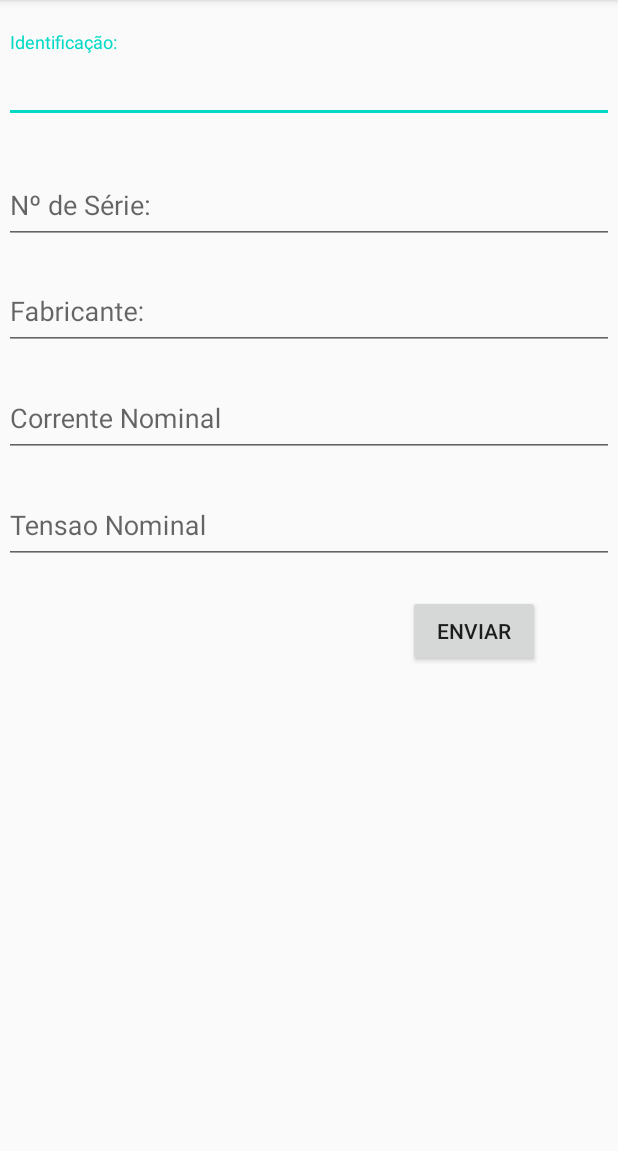
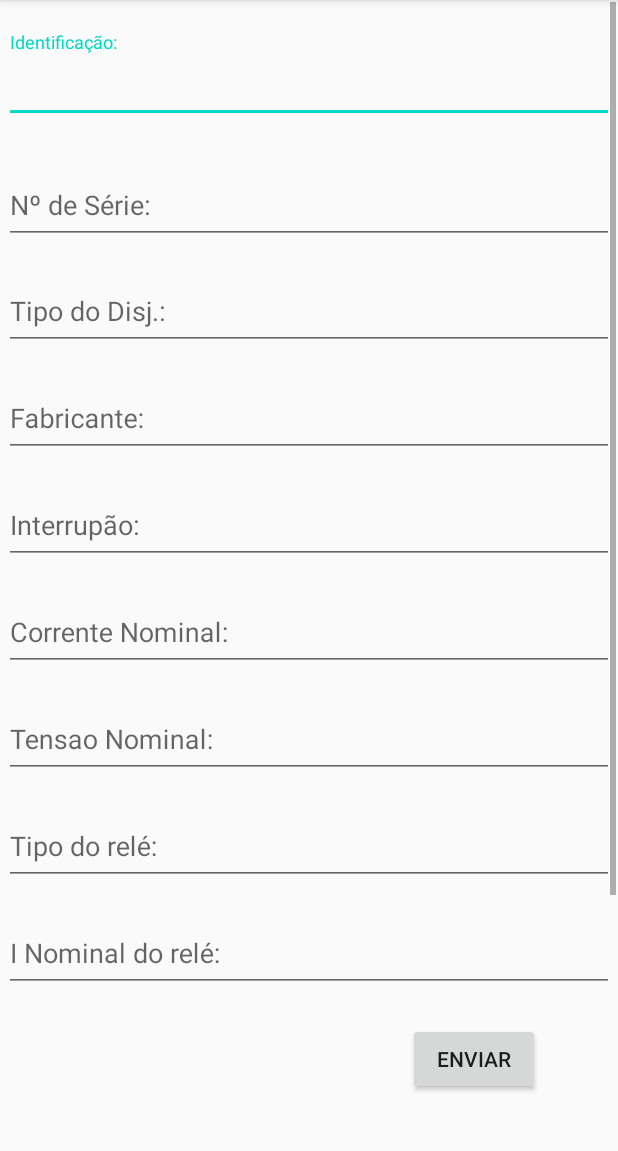
Before and after one commit to MendesK98/Disjuntor-BT, an Android app: the Dados screen opened directly, with no data from a screen before it, on a phone screen of 412 x 824 dp, the part 84-1235 px from its top. Run offline under Robolectric (Android 15) with nearby library versions, the phone set to English and light mode, and no system bars.

Commit message:
"Evolução da atividade Dados.java"

```diff
--- a/app/src/main/java/com/example/disjuntorbt/Dados.java
+++ b/app/src/main/java/com/example/disjuntorbt/Dados.java
@@ -1,5 +1,4 @@
 package com.example.disjuntorbt;
-
 
 import android.support.design.widget.TextInputEditText;
 import android.support.v7.app.AppCompatActivity;
@@ -17,30 +16,37 @@ public class Dados extends AppCompatActivity {
         setContentView(R.layout.activity_dados);
 
         TextInputEditText id = (TextInputEditText) findViewById(R.id.itId);
-        TextInputEditText nS = (TextInputEditText) findViewById(R.id.itSN);
-        TextInputEditText fab = (TextInputEditText) findViewById(R.id.itFab);
-        TextInputEditText iNom = (TextInputEditText) findViewById(R.id.itiNom);
-        TextInputEditText vNom = (TextInputEditText)findViewById(R.id.itvNom);
+        TextInputEditText numeroSerie = (TextInputEditText) findViewById(R.id.itSN);
+        TextInputEditText fabricante = (TextInputEditText) findViewById(R.id.itFab);
+        TextInputEditText iNominal = (TextInputEditText) findViewById(R.id.itiNom);
+        TextInputEditText vNominal = (TextInputEditText)findViewById(R.id.itvNom);
+        TextInputEditText interrupcao = (TextInputEditText)findViewById(R.id.itInterrupcao);
+        TextInputEditText tipoDisjuntor = (TextInputEditText)findViewById(R.id.itTipo);
+        TextInputEditText tipoRele = (TextInputEditText)findViewById(R.id.itTipoRele);
+        TextInputEditText iNominalRele = (TextInputEditText)findViewById(R.id.itINRele);
         TextView show = (TextView) findViewById(R.id.tvResultado);
         Button send = (Button) findViewById(R.id.send);
 
         send.setOnClickListener(new View.OnClickListener() {
             @Override
             public void onClick(View view) {
-
                 DisjuntorBT x = new DisjuntorBT();
-                x.tag = id.getText().toString();
-                x.nSerie = nS.getText().toString();
-                x.fabricante = fab.getText().toString();
-                x.iNominal = Double.parseDouble(iNom.getText().toString());
-                x.vNominal = Double.parseDouble(vNom.getText().toString());
+                x.setTag(id.getText().toString());
+                x.setnSerie(numeroSerie.getText().toString());
+                x.setFabricante(fabricante.getText().toString());
+                x.setiNominal(Double.parseDouble(iNominal.getText().toString()));
+                x.setvNominal(Double.parseDouble(vNominal.getText().toString()));
+                x.setInterrupcao(Double.parseDouble(interrupcao.getText().toString()));
+                x.setTipo(tipoDisjuntor.getText().toString());
+                x.setTipoRele(tipoRele.getText().toString());
+                x.setINominalRele(Double.parseDouble(iNominalRele.getText().toString()));
 
                 Toast t = Toast.makeText(getApplicationContext(), "Dados processados com sucesso!!!", Toast.LENGTH_LONG);
                 t.show();
 
-
                 String result ="Identificação: ".concat(x.tag.concat("\nNúmero de Série: ".concat(x.nSerie.concat("\nFabicante: ".concat(x.fabricante)))))
-                        + "\nCorrente Nominal: " + x.iNominal + "\nTensão Nominal: " + x.vNominal;
+                        + "\nCorrente Nominal: " + x.iNominal + "\nTensão Nominal: " + x.vNominal + "\nInterrupção: " + x.interrupcao + "\nTipo do Disjuntor: " + x.tipo
+                        + "\nTipo do Relé: " + x.tipoRele + "\nCorrente Nominal do Relé: " + x.iNominalRele;
 
                 show.setText(result);
 
--- a/app/src/main/res/layout/activity_dados.xml
+++ b/app/src/main/res/layout/activity_dados.xml
@@ -53,6 +53,42 @@
             android:hint="@string/n_serie" />
     </android.support.design.widget.TextInputLayout>
 
+        <android.support.design.widget.TextInputLayout
+            android:id="@+id/textInputLayout6"
+            android:layout_width="match_parent"
+            android:layout_height="61dp"
+            android:layout_marginStart="1dp"
+            android:layout_marginTop="10dp"
+            android:layout_marginEnd="1dp"
+            app:layout_constraintEnd_toEndOf="parent"
+            app:layout_constraintStart_toStartOf="parent"
+            app:layout_constraintTop_toBottomOf="@+id/textInputLayout4">
+
+            <android.support.design.widget.TextInputEditText
+                android:id="@+id/itTipo"
+                android:layout_width="match_parent"
+                android:layout_height="50dp"
+                android:hint="@string/tipo"/>
+        </android.support.design.widget.TextInputLayout>
+
+        <android.support.design.widget.TextInputLayout
+            android:id="@+id/textInputLayout7"
+            android:layout_width="match_parent"
+            android:layout_height="61dp"
+            android:layout_marginStart="1dp"
+            android:layout_marginTop="10dp"
+            android:layout_marginEnd="1dp"
+            app:layout_constraintEnd_toEndOf="parent"
+            app:layout_constraintStart_toStartOf="parent"
+            app:layout_constraintTop_toBottomOf="@+id/textInputLayout2">
+
+            <android.support.design.widget.TextInputEditText
+                android:id="@+id/itFab"
+                android:layout_width="match_parent"
+                android:layout_height="50dp"
+                android:hint="@string/fabricante" />
+        </android.support.design.widget.TextInputLayout>
+
     <android.support.design.widget.TextInputLayout
         android:id="@+id/textInputLayout3"
         android:layout_width="match_parent"
@@ -65,10 +101,10 @@
         app:layout_constraintTop_toBottomOf="@+id/textInputLayout2">
 
         <android.support.design.widget.TextInputEditText
-            android:id="@+id/itFab"
+            android:id="@+id/itInterrupcao"
             android:layout_width="match_parent"
             android:layout_height="50dp"
-            android:hint="@string/fabricante" />
+            android:hint="@string/interrupcao" />
     </android.support.design.widget.TextInputLayout>
 
         <android.support.design.widget.TextInputLayout
@@ -107,7 +143,41 @@
                 android:hint="@string/vNom"/>
         </android.support.design.widget.TextInputLayout>
 
+        <android.support.design.widget.TextInputLayout
+            android:id="@+id/textInputLayout8"
+            android:layout_width="match_parent"
+            android:layout_height="61dp"
+            android:layout_marginStart="1dp"
+            android:layout_marginTop="10dp"
+            android:layout_marginEnd="1dp"
+            app:layout_constraintEnd_toEndOf="parent"
+            app:layout_constraintStart_toStartOf="parent"
+            app:layout_constraintTop_toBottomOf="@+id/textInputLayout5">
 
+            <android.support.design.widget.TextInputEditText
+                android:id="@+id/itTipoRele"
+                android:layout_width="match_parent"
+                android:layout_height="50dp"
+                android:hint="@string/tipoRele"/>
+        </android.support.design.widget.TextInputLayout>
+
+        <android.support.design.widget.TextInputLayout
+            android:id="@+id/textInputLayout9"
+            android:layout_width="match_parent"
+            android:layout_height="61dp"
+            android:layout_marginStart="1dp"
+            android:layout_marginTop="10dp"
+            android:layout_marginEnd="1dp"
+            app:layout_constraintEnd_toEndOf="parent"
+            app:layout_constraintStart_toStartOf="parent"
+            app:layout_constraintTop_toBottomOf="@+id/textInputLayout5">
+
+            <android.support.design.widget.TextInputEditText
+                android:id="@+id/itINRele"
+                android:layout_width="match_parent"
+                android:layout_height="50dp"
+                android:hint="@string/Irele"/>
+        </android.support.design.widget.TextInputLayout>
 
         <Button
             android:id="@+id/send"
@@ -115,6 +185,7 @@
             android:layout_height="wrap_content"
             android:layout_marginStart="160dp"
             android:layout_marginTop="20dp"
+            android:layout_marginBottom="300px"
             android:layout_marginEnd="50dp"
             android:text="@string/Send"
             app:layout_constraintEnd_toEndOf="parent"
@@ -136,7 +207,5 @@
             app:layout_constraintTop_toTopOf="parent"
             app:layout_constraintVertical_bias="0.058" />
 
-
-
     </LinearLayout>
 </ScrollView>
--- a/app/src/main/res/values/strings.xml
+++ b/app/src/main/res/values/strings.xml
@@ -4,9 +4,13 @@
     <string name="id">Identificação:</string>
     <string name="fabricante">Fabricante:</string>
     <string name="n_serie">Nº de Série:</string>
+    <string name="tipo">Tipo do Disj.:</string>
     <string name="Send">Enviar</string>
-    <string name="iNom">Corrente Nominal</string>
-    <string name="vNom">Tensao Nominal</string>
+    <string name="interrupcao">Interrupão:</string>
+    <string name="tipoRele">Tipo do relé:</string>
+    <string name="Irele">I Nominal do relé:</string>
+    <string name="iNom">Corrente Nominal:</string>
+    <string name="vNom">Tensao Nominal:</string>
     <string name="releT">Tipo de Rele</string>
     <string name="condG">Condições Gerais</string>
 </resources>
```
Also changed, not shown: app/src/main/java/com/example/disjuntorbt/DisjuntorBT.java (+12 -18 lines), app/src/main/res/layout/activity_atributos.xml (+15 -0 lines).
